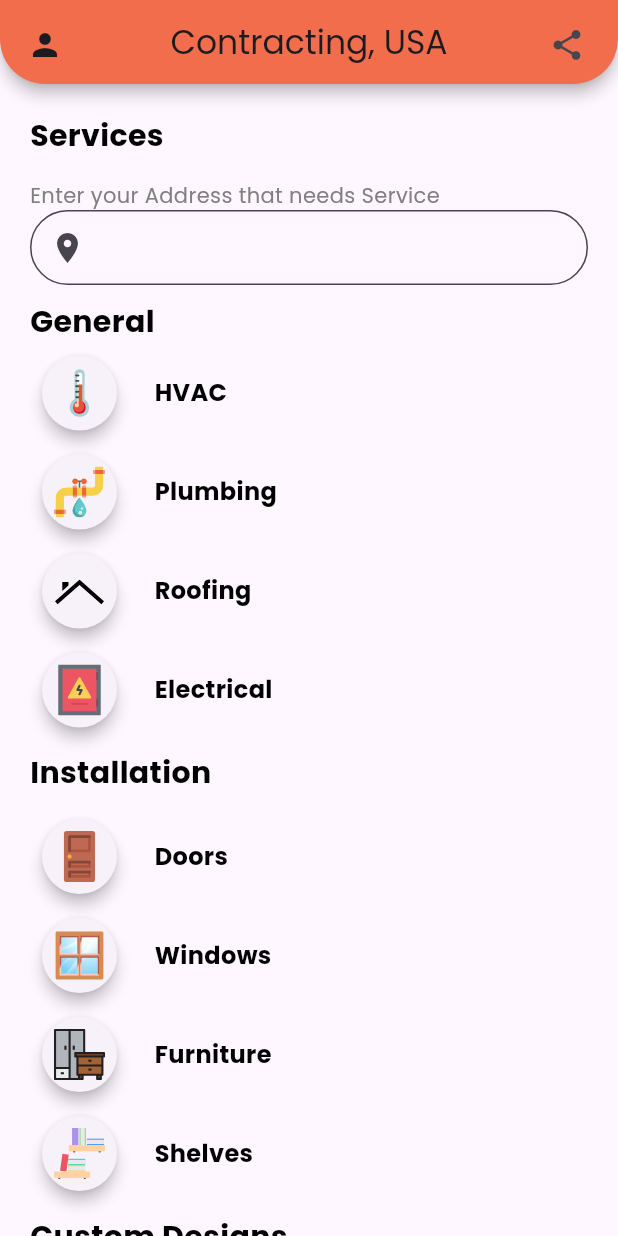
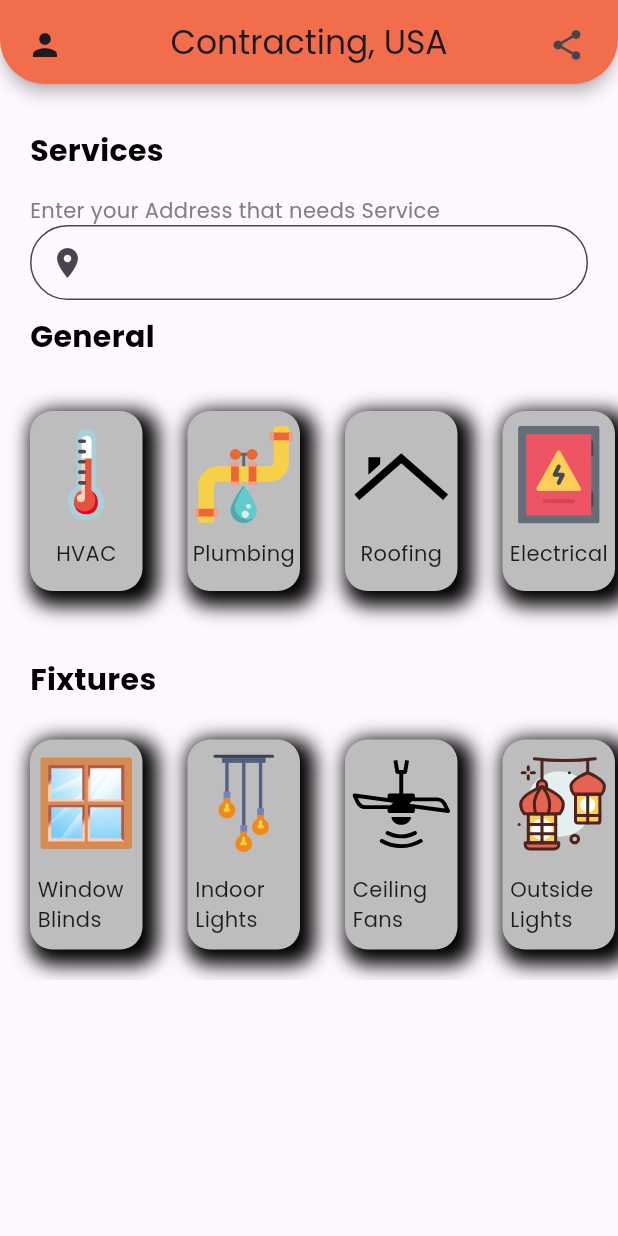
Before and after one commit to AustinFSSE/FlutterProject, a Flutter app: the screen it shows after launch, on a phone screen of 412 x 824 dp. Run offline on Flutter 3.47's test engine with Material 3 defaults, Android fonts, the phone set to English and light mode, and no system bars; our stand-ins replace firebase_auth, firebase_core, flutter_svg, google_sign_in; accounts and stored records are empty.

Commit message:
Rows and Columns converted to ListView.Builder with OOP indexing. General Servics widget array created as well as Fixtures Services widget array

```diff
--- a/lib/components/unique_service.dart
+++ b/lib/components/unique_service.dart
@@ -23,8 +23,8 @@ class ServiceWidget extends StatelessWidget {
       width: size,
       child: Builder(
         builder: (context) {
-          return ElevatedButton(
-            onPressed: () {
+          return GestureDetector(
+            onTap: () {
               Navigator.push(
                 context,
                 MaterialPageRoute(
@@ -32,13 +32,6 @@ class ServiceWidget extends StatelessWidget {
                 ),
               );
             },
-            style: ElevatedButton.styleFrom(
-              elevation: elevation,
-              shape: RoundedRectangleBorder(
-                borderRadius: BorderRadius.circular(50),
-              ),
-              padding: EdgeInsets.zero,
-            ),
             child: Padding(
               padding: const EdgeInsets.all(8.0),
               child: SvgPicture.asset(
--- /dev/null
+++ b/lib/pages/category_modules/fixtures_services.dart
@@ -0,0 +1,76 @@
+
+
+import 'package:constructionapp/pages/service_forms/hvac.dart';
+import 'package:flutter/material.dart';
+
+class FixtureServices {
+  double size;
+  double elevation;
+  double iconsize;
+  Widget forum;
+  String iconpath;
+  String text;
+  FixtureServices({
+    required this.iconsize,
+    required this.forum,
+    required this.size,
+    required this.iconpath,
+    required this.elevation,
+    required this.text,
+  });
+
+  static List<FixtureServices> getFixtureServices() {
+    List<FixtureServices> fixtureServices = [];
+    fixtureServices.add(
+      FixtureServices(
+          iconsize: 75,
+          forum: const HVACForum(),
+          size: 75,
+          iconpath: 'assets/icons/window.svg',
+          elevation: 4.0,
+          text: 'Window Blinds'
+      )
+    );
+    fixtureServices.add(
+        FixtureServices(
+            iconsize: 75,
+            forum: const HVACForum(),
+            size: 75,
+            iconpath: 'assets/icons/indoor_lights.svg',
+            elevation: 4.0,
+            text: 'Indoor Lights'
+        )
+    );
+    fixtureServices.add(
+        FixtureServices(
+            iconsize: 75,
+            forum: const HVACForum(),
+            size: 75,
+            iconpath: 'assets/icons/ceiling_fan.svg',
+            elevation: 4.0,
+            text: 'Ceiling Fans'
+        )
+    );
+    fixtureServices.add(
+        FixtureServices(
+            iconsize: 75,
+            forum: const HVACForum(),
+            size: 75,
+            iconpath: 'assets/icons/outside_lights.svg',
+            elevation: 4.0,
+            text: 'Outside Lights'
+        )
+    );
+    fixtureServices.add(
+        FixtureServices(
+            iconsize: 75,
+            forum: const HVACForum(),
+            size: 75,
+            iconpath: 'assets/icons/shelves.svg',
+            elevation: 4.0,
+            text: 'Shelving'
+        )
+    );
+    return fixtureServices;
+  }
+}
--- /dev/null
+++ b/lib/pages/category_modules/general_services.dart
@@ -0,0 +1,71 @@
+
+import 'package:constructionapp/pages/service_forms/electrical.dart';
+import 'package:constructionapp/pages/service_forms/hvac.dart';
+import 'package:constructionapp/pages/service_forms/plumbing.dart';
+import 'package:constructionapp/pages/service_forms/roofing.dart';
+import 'package:flutter/material.dart';
+
+
+class GeneralServices {
+  double size;
+  double elevation;
+  double iconsize;
+  Widget forum;
+  String iconpath;
+  String text;
+  GeneralServices({
+    required this.iconsize,
+    required this.forum,
+    required this.size,
+    required this.iconpath,
+    required this.elevation,
+    required this.text,
+  });
+
+  static List<GeneralServices> getGeneralServices() {
+    List<GeneralServices> generalServices = [];
+
+    generalServices.add(
+      GeneralServices(
+          iconsize: 75,
+          forum: const HVACForum(),
+          size: 75,
+          iconpath: 'assets/icons/HVAC.svg',
+          elevation: 4,
+          text: 'HVAC'
+      )
+    );
+    generalServices.add(
+      GeneralServices(
+        iconsize: 75,
+        forum: const PlumbingForum(),
+        size: 75,
+        iconpath: 'assets/icons/plumbing.svg',
+        elevation: 4.0,
+        text: 'Plumbing'
+      )
+    );
+    generalServices.add(
+        GeneralServices(
+          iconsize: 75,
+          forum: const RoofingForum(),
+          size: 75,
+          iconpath: 'assets/icons/roofing.svg',
+          elevation: 4.0,
+          text: 'Roofing'
+        )
+    );
+    generalServices.add(
+        GeneralServices(
+          iconsize: 75,
+          forum: const ElectricalForum(),
+          size: 75,
+          iconpath: 'assets/icons/electrical.svg',
+          elevation: 4.0,
+          text: 'Electrical'
+        )
+    );
+    return generalServices;
+  }
+
+}
--- a/lib/pages/home.dart
+++ b/lib/pages/home.dart
@@ -1,5 +1,8 @@
+import 'package:constructionapp/pages/category_modules/fixtures_services.dart';
+import 'package:constructionapp/pages/category_modules/general_services.dart';
+import 'package:flutter_svg/flutter_svg.dart';
+
 import '../backend%20services/auth_page.dart' show AuthPage;
-import 'service_forms/services.dart' show ServicesOffered;
 import 'package:flutter/material.dart';
 
 // ignore: must_be_immutable
@@ -11,8 +14,15 @@ class HomePage extends StatefulWidget {
 }
 
 class _HomePageState extends State<HomePage> {
+  List<GeneralServices> generalServices = [];
+  List<FixtureServices> fixtureServices = [];
+  void _getInfo() {
+    generalServices = GeneralServices.getGeneralServices();
+    fixtureServices = FixtureServices.getFixtureServices();
+  }
   @override
   Widget build(BuildContext context) {
+    _getInfo();
     return Scaffold(
       appBar: AppBar(
         centerTitle: true,
@@ -45,18 +55,145 @@ class _HomePageState extends State<HomePage> {
           ),
         ),
       ),
-      body: SingleChildScrollView(
-        child: Column(
-          children: [
-            const SizedBox(
-              height: 10,
+      body: Column(
+        crossAxisAlignment: CrossAxisAlignment.start,
+        children: [
+          const SizedBox(
+            height: 20,
+          ),
+          _services(),
+          const SizedBox(height: 15,),
+
+
+          // General Services
+          SizedBox(
+            height: 160,
+            child: ListView.separated(
+                scrollDirection: Axis.horizontal,
+                padding: const EdgeInsets.only(left: 20, right: 20),
+                shrinkWrap: true,
+                itemBuilder: (context, index){
+                  return Container(
+                    margin: const EdgeInsets.only(top: 20, bottom: 20),
+                   height: generalServices[index].size,
+                   width: generalServices[index].size,
+                   decoration: BoxDecoration(
+                       color: Colors.grey.shade400,
+                       borderRadius: BorderRadius.circular(15),
+                       shape: BoxShape.rectangle,
+                       boxShadow: const [
+                         BoxShadow(
+                           color: Colors.black,
+                           offset: Offset(5, 5),
+                           blurRadius: 10.0,
+                           spreadRadius: 5.0,
+                         ),
+                       ],
+                   ),
+                   child: Column(
+                     children: [
+                       Builder(
+                           builder: (context){
+                             return GestureDetector(
+                               onTap: (){
+                                 Navigator.push(
+                                   context,
+                                   MaterialPageRoute(
+                                     builder: (context) => generalServices[index].forum,
+                                   ),
+                                 );
+                               },
+                               child: Padding(
+                                 padding: const EdgeInsets.all(5.0),
+                                 child: SvgPicture.asset(
+                                   generalServices[index].iconpath,
+                                   height: generalServices[index].iconsize,
+                                   width: generalServices[index].iconsize,
+                                 ),
+                               ),
+                             );
+                          },
+                        ),
+                       Text(generalServices[index].text)
+                      ],
+                   ),
+                  );
+                  },
+                separatorBuilder: (context, index) => const SizedBox(width: 30),
+                itemCount: generalServices.length,
+              ),
             ),
-            _services(),
-            const SizedBox(
-              height: 10,
+          const SizedBox(height: 15,),
+
+          // Fixture Services
+          const Padding(
+              padding: EdgeInsets.only(left: 20, top: 10),
+              child: Text(
+                'Fixtures',
+                style: TextStyle(fontFamily: 'Poppins', color: Colors.black, fontSize: 20, fontWeight: FontWeight.bold),
+              ),
             ),
-          ],
-        ),
+          const SizedBox(height: 5,),
+          SizedBox(
+            height: 180,
+            child: ListView.separated(
+              scrollDirection: Axis.horizontal,
+              padding: const EdgeInsets.only(left: 20, right: 20),
+              itemBuilder: (context, index){
+                return Container(
+                  margin: const EdgeInsets.only(top: 20, bottom: 20),
+                  height: fixtureServices[index].size,
+                  width: fixtureServices[index].size,
+                  decoration: BoxDecoration(
+                    color: Colors.grey.shade400,
+                    borderRadius: BorderRadius.circular(15),
+                    shape: BoxShape.rectangle,
+                    boxShadow: const [
+                      BoxShadow(
+                        color: Colors.black,
+                        offset: Offset(5, 5),
+                        blurRadius: 10.0,
+                        spreadRadius: 5.0,
+                      ),
+                    ],
+                  ),
+                  child: Column(
+                    children: [
+                      Builder(
+                        builder: (context){
+                          return GestureDetector(
+                            onTap: (){
+                              Navigator.push(
+                                context,
+                                MaterialPageRoute(
+                                  builder: (context) => fixtureServices[index].forum,
+                                ),
+                              );
+                            },
+                            child: Padding(
+                              padding: const EdgeInsets.all(5.0),
+                              child: SvgPicture.asset(
+                                fixtureServices[index].iconpath,
+                                height: fixtureServices[index].iconsize,
+                                width: fixtureServices[index].iconsize,
+                              ),
+                            ),
+                          );
+                        },
+                      ),
+                      Padding(
+                          padding: EdgeInsets.all(5.0),
+                          child: Text(fixtureServices[index].text),
+                      )
+                    ],
+                  ),
+                );
+              },
+              separatorBuilder: (context, index) => const SizedBox(width: 30),
+              itemCount: fixtureServices.length,
+            ),
+          ),
+        ],
       ),
     );
   }
@@ -139,7 +276,6 @@ Column _services() {
                     ),
                   ],
                 ),
-                ServicesOffered(),
               ],
             ),
           )
```
Also changed, not shown: assets/icons/ceiling_fan.svg (added), assets/icons/indoor_lights.svg (added), assets/icons/outside_lights.svg (added).
